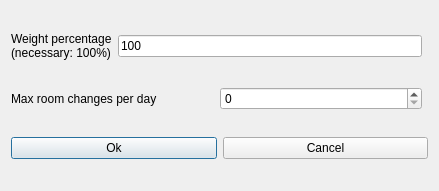
vonmecheln/fet, file fet/src/interface/modifyconstraintteachersmaxroomchangesperdayform_template.ui: the form before one commit.
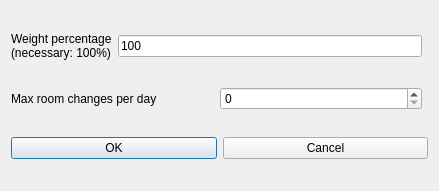
The form after the commit.

```diff
--- a/fet/src/interface/modifyconstraintteachersmaxroomchangesperdayform_template.ui
+++ b/fet/src/interface/modifyconstraintteachersmaxroomchangesperdayform_template.ui
@@ -47,7 +47,7 @@
      <item>
       <widget class="QPushButton" name="okPushButton">
        <property name="text">
-        <string>Ok</string>
+        <string>OK</string>
        </property>
       </widget>
      </item>
```
